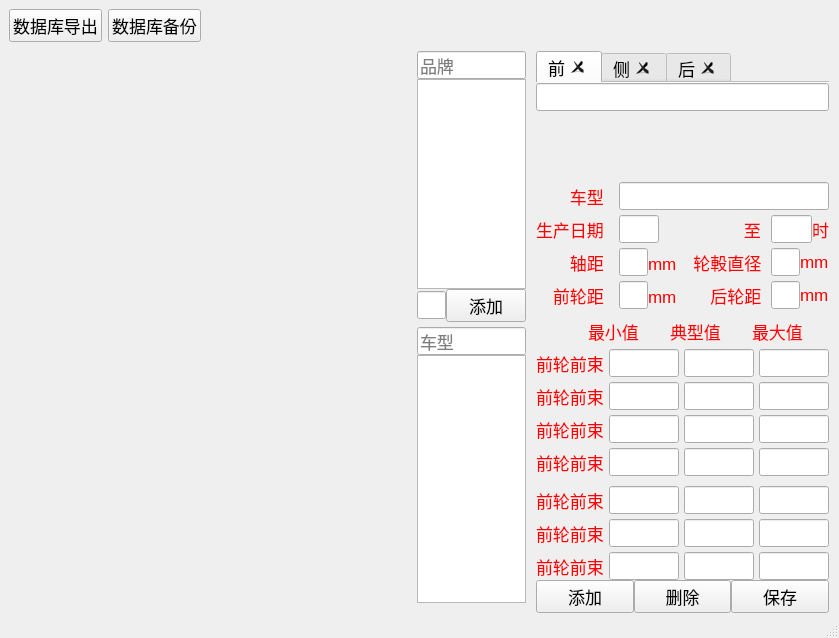
First picture: the form in projects/lishi-db-tool/mainwindow.ui, repository oudream/lishi, before the edit.
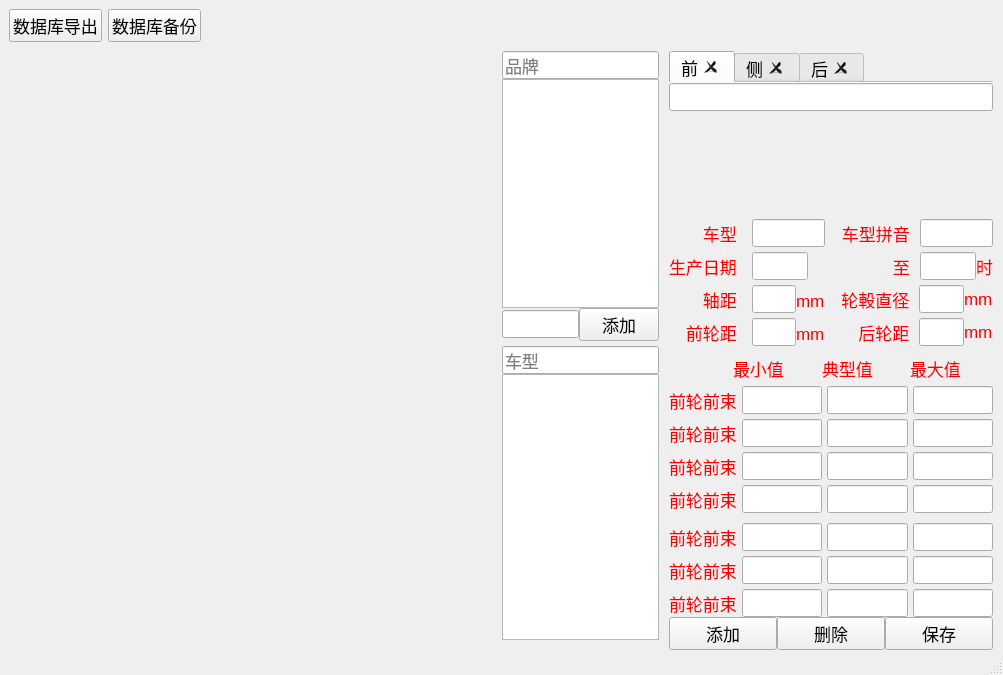
Second picture: the form after the edit.

Diff of the .ui file:
```diff
--- a/projects/lishi-db-tool/mainwindow.ui
+++ b/projects/lishi-db-tool/mainwindow.ui
@@ -6,8 +6,8 @@
    <rect>
     <x>0</x>
     <y>0</y>
-    <width>839</width>
-    <height>638</height>
+    <width>1003</width>
+    <height>675</height>
    </rect>
   </property>
   <property name="font">
@@ -361,6 +361,19 @@
                    <item>
                     <widget class="QLineEdit" name="dcEd31"/>
                    </item>
+                   <item>
+                    <widget class="QLabel" name="label_22">
+                     <property name="styleSheet">
+                      <string notr="true">color : red;</string>
+                     </property>
+                     <property name="text">
+                      <string>　车型拼音  </string>
+                     </property>
+                    </widget>
+                   </item>
+                   <item>
+                    <widget class="QLineEdit" name="dcEd31_2"/>
+                   </item>
                   </layout>
                  </item>
                  <item>
```
